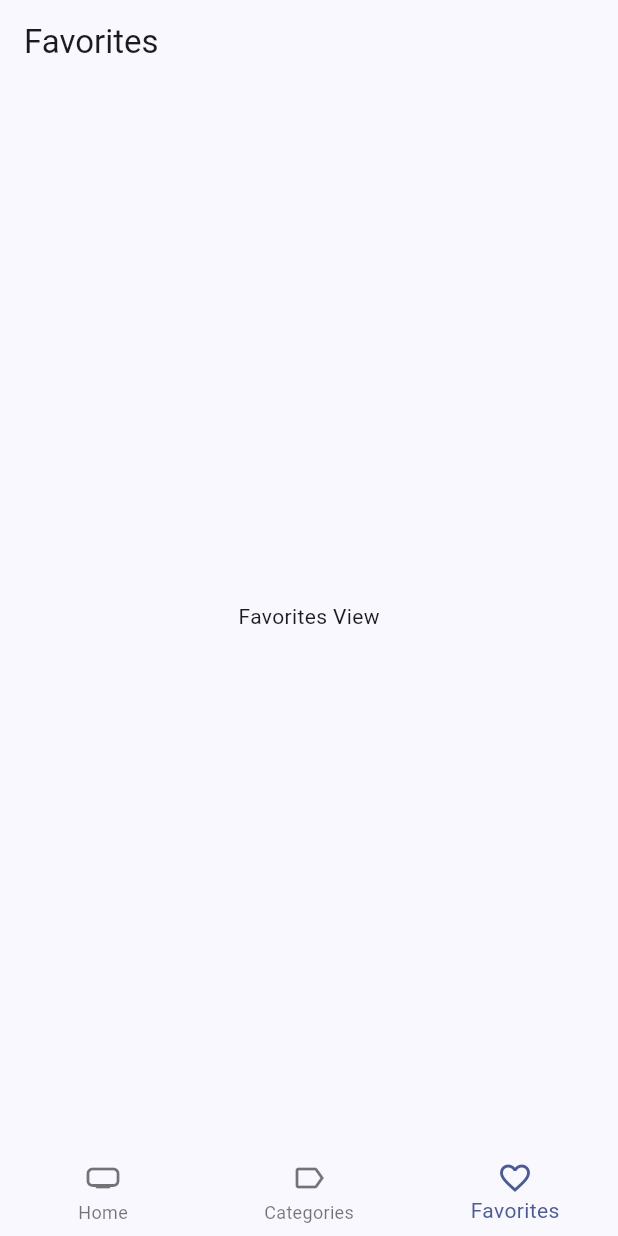
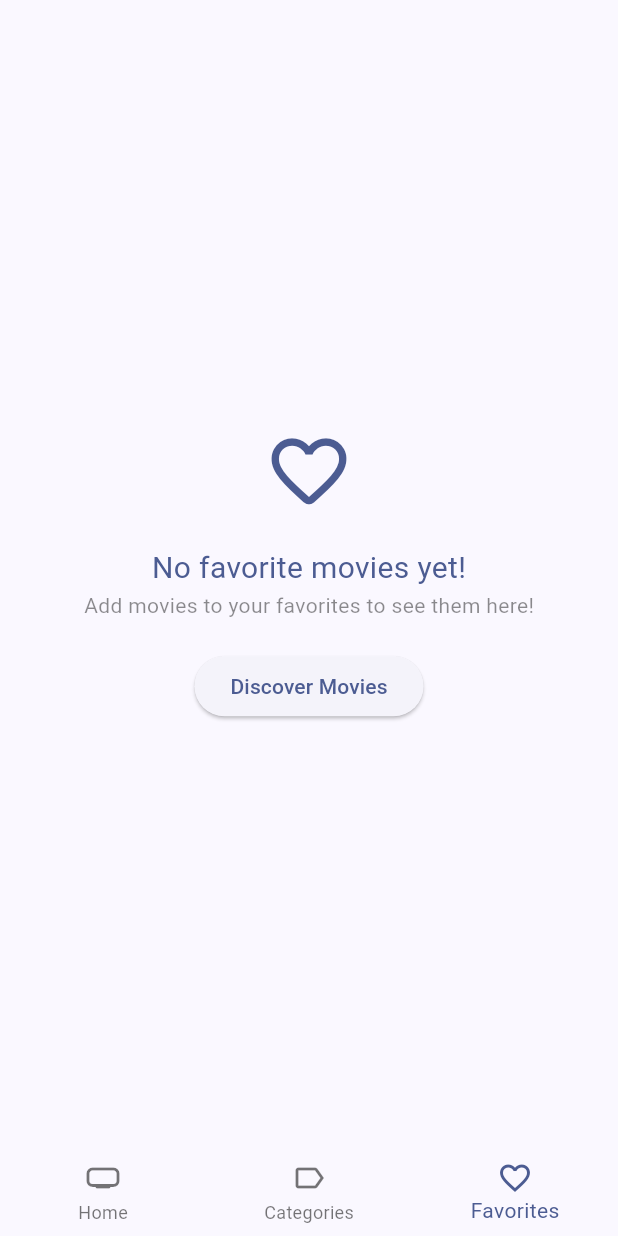
Before and after one commit to IgnacioGibbs/MoviePlex, a Flutter app: the screen it shows after launch, item 3 of the bottom bar chosen, on a phone screen of 412 x 824 dp. Run offline on Flutter 3.47's test engine with Material 3 defaults, Android fonts, the phone set to English and light mode, and no system bars; our stand-ins replace animate_do, card_swiper, dio, flutter_dotenv, flutter_riverpod, go_router and 2 more; accounts and stored records are empty; generated files the repository leaves out were written again; network calls fail.

Commit message:
Feat: ending favorite view, whit local storage

```diff
--- a/lib/infrastructure/datasources/isar_datasource.dart
+++ b/lib/infrastructure/datasources/isar_datasource.dart
@@ -43,12 +43,14 @@ class IsarDataSourceImpl implements LocalStorageDataSource {
   Future<void> toggleFavorite(Movie movie) async {
     final isar = await db;
 
-    final isFavorite = await isMovieFavorite(movie.id);
+    final favoriteMovie =
+        await isar.movies.filter().idEqualTo(movie.id).findFirst();
 
-    if (isFavorite) {
-      isar.writeTxnSync(() => isar.movies.deleteSync(movie.isarId!));
-    } else {
-      isar.writeTxnSync(() => isar.movies.putSync(movie));
+    if (favoriteMovie != null) {
+      isar.writeTxnSync(() => isar.movies.deleteSync(favoriteMovie.isarId!));
+      return;
     }
+
+    isar.writeTxnSync(() => isar.movies.putSync(movie));
   }
 }
--- a/lib/presentation/providers/providers.dart
+++ b/lib/presentation/providers/providers.dart
@@ -9,3 +9,4 @@ export 'movies/movie_info_provider.dart';
 export 'search/search_movies_provider.dart';
 
 export 'storage/local_storage_provider.dart';
+export 'storage/favorite_movies_provider.dart';
--- /dev/null
+++ b/lib/presentation/providers/storage/favorite_movies_provider.dart
@@ -0,0 +1,48 @@
+import 'package:flutter_riverpod/flutter_riverpod.dart';
+import 'package:movieplex/domain/entities/movie.dart';
+import 'package:movieplex/domain/repositories/local_storage_repository.dart';
+import 'package:movieplex/presentation/providers/providers.dart';
+
+final favoriteMoviesProvider =
+    StateNotifierProvider<StorageMoviesNotifier, Map<int, Movie>>((ref) {
+  final localStorageRepository = ref.watch(localStorageRepositoryProvider);
+  return StorageMoviesNotifier(localStorageRepository: localStorageRepository);
+});
+
+class StorageMoviesNotifier extends StateNotifier<Map<int, Movie>> {
+  int page = 0;
+  final LocalStorageRepository localStorageRepository;
+
+  StorageMoviesNotifier({required this.localStorageRepository}) : super({});
+
+  Future<List<Movie>> loadNextPage() async {
+    final movies = await localStorageRepository.getFavoriteMovies(
+      limit: 15,
+      offset: page * 10,
+    );
+
+    page++;
+
+    state = {
+      ...state,
+      for (final movie in movies) movie.id: movie,
+    };
+
+    return movies;
+  }
+
+  Future<void> toggleFavorite(Movie movie) async {
+    await localStorageRepository.toggleFavorite(movie);
+    final bool isMovieInFavorites = state[movie.id] != null;
+
+    if (isMovieInFavorites) {
+      state.remove(movie.id);
+      state = {...state};
+    } else {
+      state = {
+        ...state,
+        movie.id: movie,
+      };
+    }
+  }
+}
--- a/lib/presentation/screens/home/movies/movie_screen.dart
+++ b/lib/presentation/screens/home/movies/movie_screen.dart
@@ -219,7 +219,7 @@ class _CustomSliverAppBar extends ConsumerWidget {
         IconButton(
             onPressed: () {
               ref
-                  .watch(localStorageRepositoryProvider)
+                  .read(favoriteMoviesProvider.notifier)
                   .toggleFavorite(movie)
                   .then(
                       (value) => ref.invalidate(isFavoriteProvider(movie.id)));
--- a/lib/presentation/views/home_views/favorites_view.dart
+++ b/lib/presentation/views/home_views/favorites_view.dart
@@ -1,17 +1,71 @@
 import 'package:flutter/material.dart';
+import 'package:flutter_riverpod/flutter_riverpod.dart';
+import 'package:go_router/go_router.dart';
+import 'package:movieplex/presentation/providers/providers.dart';
+import 'package:movieplex/presentation/widgets/widgets.dart';
 
-class FavoritesView extends StatelessWidget {
+class FavoritesView extends ConsumerStatefulWidget {
   const FavoritesView({super.key});
 
   @override
+  FavoritesViewState createState() => FavoritesViewState();
+}
+
+class FavoritesViewState extends ConsumerState<FavoritesView> {
+  bool isLastPage = false;
+  bool isLoading = false;
+
+  @override
+  void initState() {
+    super.initState();
+
+    loadNextPage();
+  }
+
+  void loadNextPage() async {
+    if (isLoading || isLastPage) return;
+    isLoading = true;
+
+    final movies =
+        await ref.read(favoriteMoviesProvider.notifier).loadNextPage();
+    if (movies.isEmpty) {
+      isLastPage = true;
+    }
+    isLoading = false;
+  }
+
+  @override
   Widget build(BuildContext context) {
+    final favoriteMovies = ref.watch(favoriteMoviesProvider).values.toList();
+
+    if (favoriteMovies.isEmpty) {
+      final colors = Theme.of(context).colorScheme;
+      return Center(
+        child: Column(
+          mainAxisAlignment: MainAxisAlignment.center,
+          crossAxisAlignment: CrossAxisAlignment.center,
+          children: [
+            Icon(
+              Icons.favorite_outline_rounded,
+              size: 60,
+              color: colors.primary,
+            ),
+            const SizedBox(height: 20),
+            Text('No favorite movies yet!',
+                style: TextStyle(color: colors.primary, fontSize: 20)),
+            const Text('Add movies to your favorites to see them here!',
+                style: TextStyle(color: Colors.black45, fontSize: 14)),
+            const SizedBox(height: 20),
+            ElevatedButton(
+                onPressed: () => context.go('/home/0'),
+                child: const Text('Discover Movies')),
+          ],
+        ),
+      );
+    }
+
     return Scaffold(
-      appBar: AppBar(
-        title: const Text('Favorites'),
-      ),
-      body: const Center(
-        child: Text('Favorites View'),
-      ),
+      body: MovieMasonry(loadNextPage: loadNextPage, movies: favoriteMovies),
     );
   }
 }
--- a/lib/presentation/widgets/widgets.dart
+++ b/lib/presentation/widgets/widgets.dart
@@ -1,5 +1,8 @@
+export 'package:movieplex/presentation/widgets/movies/movie_horizontal_listview.dart';
+export 'package:movieplex/presentation/widgets/movies/movie_masonry.dart';
+export 'package:movieplex/presentation/widgets/movies/movie_poster_link.dart';
 export 'package:movieplex/presentation/widgets/movies/movies_slideshow.dart';
-export 'package:movieplex/presentation/widgets/movies/movie_horizontal_listview.dart';
+
 export 'package:movieplex/presentation/widgets/shared/custom_appbar.dart';
 export 'package:movieplex/presentation/widgets/shared/custom_bottom_navigation.dart';
 export 'package:movieplex/presentation/widgets/shared/full_screen_loader.dart';
--- a/pubspec.yaml
+++ b/pubspec.yaml
@@ -14,6 +14,7 @@ dependencies:
     sdk: flutter
   flutter_dotenv: ^5.0.2
   flutter_riverpod: ^2.3.6
+  flutter_staggered_grid_view: ^0.7.0
   go_router: ^13.0.0
   intl: ^0.19.0
   isar: ^3.1.0+1
```
Also changed, not shown: lib/presentation/widgets/movies/movie_masonry.dart (added, +63 -0 lines), lib/presentation/widgets/movies/movie_poster_link.dart (added, +31 -0 lines), pubspec.lock.
